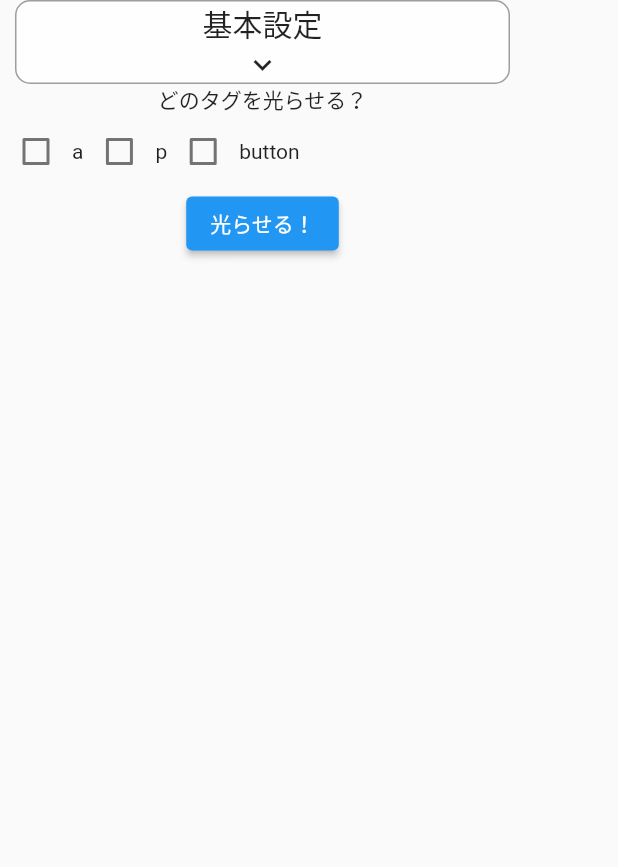
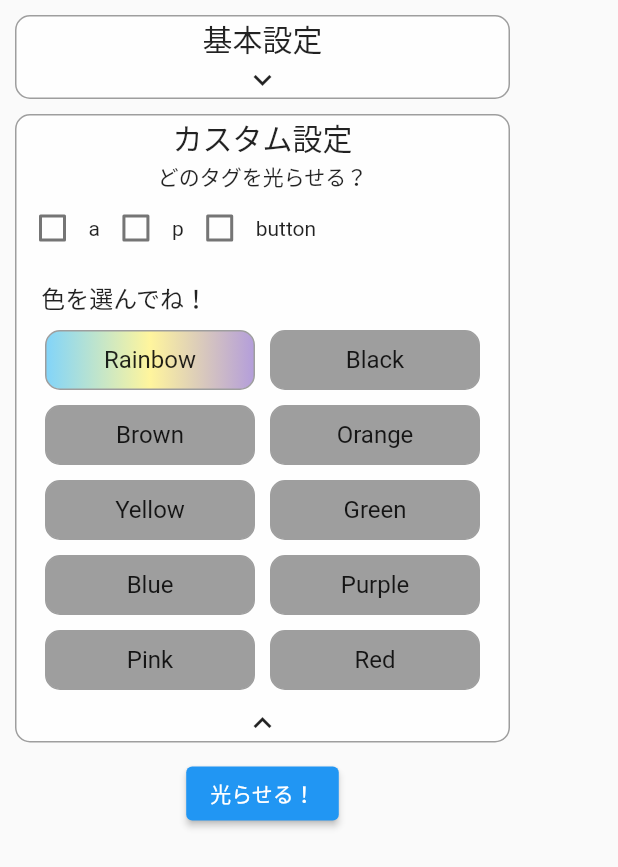
Before and after one commit to futa-ai/rainbow-button, a Flutter app: the screen it shows after launch, after a tap on "基本設定", on a phone screen of 412 x 824 dp. Shown: the top 867 px of the screen. Run offline on Flutter 3.47's test engine with Material 2 defaults, Android fonts, the light colour scheme and no system bars.

Commit message:
カスタム設定を追加＆基本設定のトグルボタンを有効化

```diff
--- a/flutter_project/lib/main.dart
+++ b/flutter_project/lib/main.dart
@@ -46,7 +46,10 @@ class MyHomePage extends StatefulWidget {
 
 class _MyHomePageState extends State<MyHomePage> {
   bool _active = false;
-  void _changeSwitch(bool e) => setState(() => _active = e);
+  void _changeSwitch(bool e) {
+    e ? _isChecked[0] = _isChecked[2] = true :  _isChecked[0] = _isChecked[2] = false;
+    setState(() => _active = e);
+  }
   RadioValue _gValue = RadioValue.RAINBOW;
   @override
   Widget build(BuildContext context) {
@@ -56,6 +59,8 @@ class _MyHomePageState extends State<MyHomePage> {
         width: 350,
         child: Column(
           children: [
+            const SizedBox(height: 10),
+
             Container(
               width: 330,
               decoration: BoxDecoration(
@@ -70,6 +75,7 @@ class _MyHomePageState extends State<MyHomePage> {
                     onTap: () {
                       setState(() {
                         _isOpened[0] = !_isOpened[0];
+                        _isOpened[1] = !_isOpened[1];
                       });
                     },
                     child: Column(
@@ -121,6 +127,7 @@ class _MyHomePageState extends State<MyHomePage> {
                     onTap: () {
                       setState(() {
                         _isOpened[0] = !_isOpened[0];
+                        _isOpened[1] = !_isOpened[1];
                       });
                     },
                     child: Column(
@@ -140,6 +147,47 @@ class _MyHomePageState extends State<MyHomePage> {
                 ],
               ),
             ),
+
+            const SizedBox(height: 10),
+
+            Container(
+              width: 330,
+              decoration: BoxDecoration(
+                border: Border.all(color: Colors.grey),
+                borderRadius: BorderRadius.circular(10),
+                color: Colors.white70,
+              ),
+              child: Column(
+                crossAxisAlignment: CrossAxisAlignment.center,
+                children: [
+                  InkWell(
+                    onTap: () {
+                      setState(() {
+                        _isOpened[0] = !_isOpened[0];
+                        _isOpened[1] = !_isOpened[1];
+                      });
+                    },
+                    child: Column(
+                      crossAxisAlignment: CrossAxisAlignment.center,
+                      children: const [
+                        SizedBox(
+                          height: 30,
+                          child: Center(
+                            child: Text(
+                              'カスタム設定',
+                              style: TextStyle(
+                                fontSize: 20,
+                              ),
+                            ),
+                          ),
+                        ),
+                      ],
+                    ),
+                  ),
+                      () {
+                    if (_isOpened[1]) {
+                      return Column(
+                        children: [
                           Column(
                             children: [
                               const Text('どのタグを光らせる？'),
@@ -176,6 +224,41 @@ class _MyHomePageState extends State<MyHomePage> {
                               ),
                             ],
                           ),
+                          const SizedBox(height: 10),
+                          _colorChoiceButton(),
+                        ],
+                      );
+                    } else {
+                      return Container();
+                    }
+                  }(),
+                  InkWell(
+                    onTap: () {
+                      setState(() {
+                        _isOpened[0] = !_isOpened[0];
+                        _isOpened[1] = !_isOpened[1];
+                      });
+                    },
+                    child: Column(
+                      crossAxisAlignment: CrossAxisAlignment.center,
+                      children: [
+                        SizedBox(
+                          width: 330,
+                          child: Icon(
+                            (_isOpened[1])
+                                ? Icons.expand_less
+                                : Icons.expand_more,
+                          ),
+                        ),
+                      ],
+                    ),
+                  ),
+                ],
+              ),
+            ),
+
+            const SizedBox(height: 10),
+
             ElevatedButton(
               onPressed: () async {
                 switch (_gValue) {
```
Lines whose indentation alone changed are shown as unchanged.
